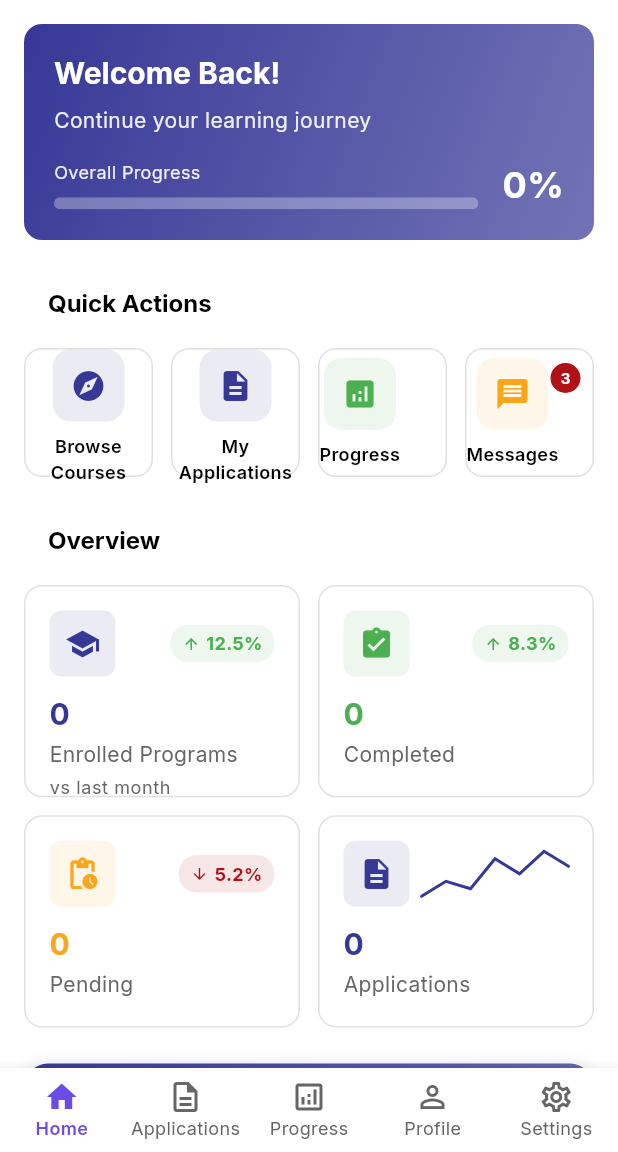
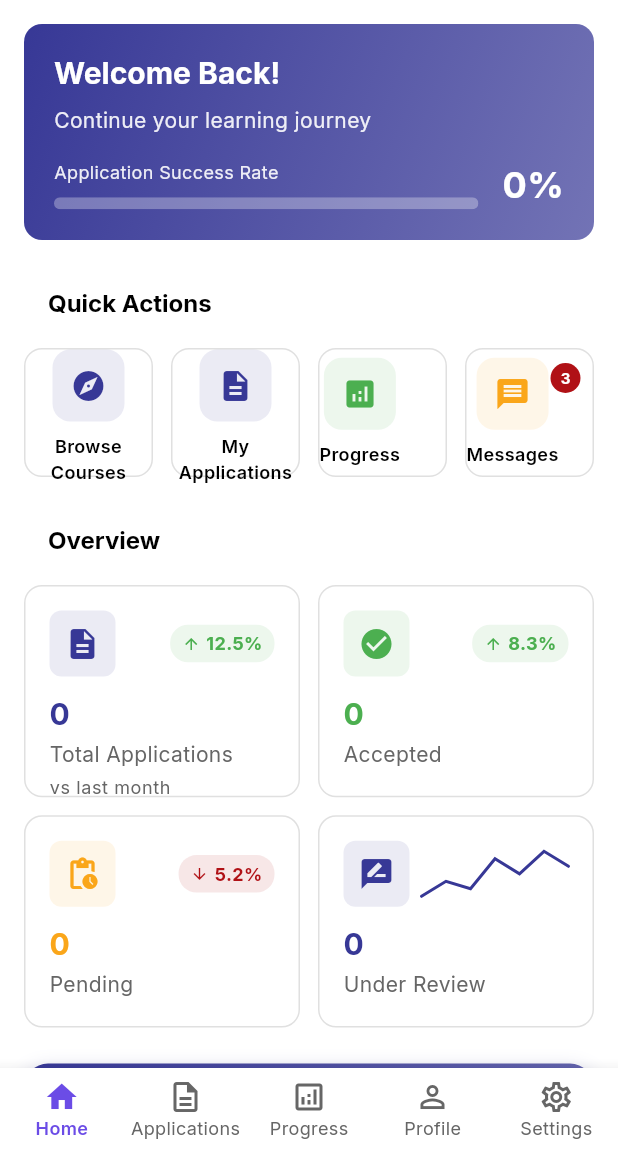
Before and after one commit to goub0000/Flow, a Flutter app: the StudentDashboardScreen screen opened by its route, on a phone screen of 412 x 824 dp, the part 84-1236 px from its top. Run offline on Flutter 3.47's test engine with Material 3 defaults, Android fonts, the phone set to English and light mode, and no system bars; our stand-ins replace dio, file_picker, fl_chart, flutter_riverpod, freezed_annotation, go_router and 6 more; missing offline and left inert: dart:html; accounts and stored records are empty; statements that could not run were skipped.

Commit message:
Fix: Remove enrollments functionality - no more courses
- Removed enrollments provider import from student dashboard
- Removed all references to enrollments data
- Replaced "Enrolled Programs" with "Total Applications"
- Replaced "Completed" with "Accepted Applications"
- Added "Under Review" status tracking
- Changed progress bar from course completion to application success rate
- Fixes profile tab being greyed out due to failed enrollments API call

Since courses functionality was removed, enrollments no longer exist.

🤖 Generated with [Claude Code](https://claude.com/claude-code)

Co-Authored-By: Claude <noreply@anthropic.com>

```diff
--- a/lib/features/student/dashboard/presentation/student_dashboard_screen.dart
+++ b/lib/features/student/dashboard/presentation/student_dashboard_screen.dart
@@ -10,7 +10,6 @@ import '../../progress/presentation/progress_screen.dart';
 import '../../applications/presentation/applications_list_screen.dart';
 import '../../../shared/profile/profile_screen.dart';
 import '../../../shared/settings/settings_screen.dart';
-import '../../providers/student_enrollments_provider.dart';
 import '../../providers/student_applications_provider.dart';
 import '../../providers/student_progress_provider.dart';
 
@@ -95,25 +94,26 @@ class _DashboardHomeTab extends ConsumerWidget {
     final theme = Theme.of(context);
 
     // Get data from providers
-    final enrollments = ref.watch(enrollmentsListProvider);
     final applications = ref.watch(applicationsListProvider);
-    final completedCoursesCount = ref.watch(completedCoursesCountProvider);
     final pendingApplicationsCount = ref.watch(pendingApplicationsCountProvider);
+
+    // Count accepted applications
+    final acceptedApplicationsCount = applications.where((app) => app.status == 'accepted').length;
 
     // Mock data for enhanced features
     final mockStats = [
       StatData(
-        label: 'Enrolled Programs',
-        value: '${enrollments.length}',
-        icon: Icons.school,
+        label: 'Total Applications',
+        value: '${applications.length}',
+        icon: Icons.description,
         color: AppColors.primary,
         trend: 12.5,
         subtitle: 'vs last month',
       ),
       StatData(
-        label: 'Completed',
-        value: '$completedCoursesCount',
-        icon: Icons.assignment_turned_in,
+        label: 'Accepted',
+        value: '$acceptedApplicationsCount',
+        icon: Icons.check_circle,
         color: AppColors.success,
         trend: 8.3,
       ),
@@ -125,9 +125,9 @@ class _DashboardHomeTab extends ConsumerWidget {
         trend: -5.2,
       ),
       StatData(
-        label: 'Applications',
-        value: '${applications.length}',
-        icon: Icons.description,
+        label: 'Under Review',
+        value: '${applications.where((app) => app.status == 'under_review').length}',
+        icon: Icons.rate_review,
         color: AppColors.info,
         sparklineData: [3, 5, 4, 8, 6, 9, 7],
       ),
@@ -228,7 +228,7 @@ class _DashboardHomeTab extends ConsumerWidget {
                         crossAxisAlignment: CrossAxisAlignment.start,
                         children: [
                           Text(
-                            'Overall Progress',
+                            'Application Success Rate',
                             style: TextStyle(
                               color: Colors.white.withOpacity(0.9),
                               fontSize: 12,
@@ -238,7 +238,7 @@ class _DashboardHomeTab extends ConsumerWidget {
                           ClipRRect(
                             borderRadius: BorderRadius.circular(4),
                             child: LinearProgressIndicator(
-                              value: completedCoursesCount / (enrollments.length > 0 ? enrollments.length : 1),
+                              value: acceptedApplicationsCount / (applications.length > 0 ? applications.length : 1),
                               backgroundColor: Colors.white.withOpacity(0.3),
                               valueColor: const AlwaysStoppedAnimation(Colors.white),
                               minHeight: 8,
@@ -249,7 +249,7 @@ class _DashboardHomeTab extends ConsumerWidget {
                     ),
                     const SizedBox(width: 16),
                     Text(
-                      '${((completedCoursesCount / (enrollments.length > 0 ? enrollments.length : 1)) * 100).toInt()}%',
+                      '${((acceptedApplicationsCount / (applications.length > 0 ? applications.length : 1)) * 100).toInt()}%',
                       style: const TextStyle(
                         color: Colors.white,
                         fontSize: 24,
```
Also changed, not shown: 2 other files.
